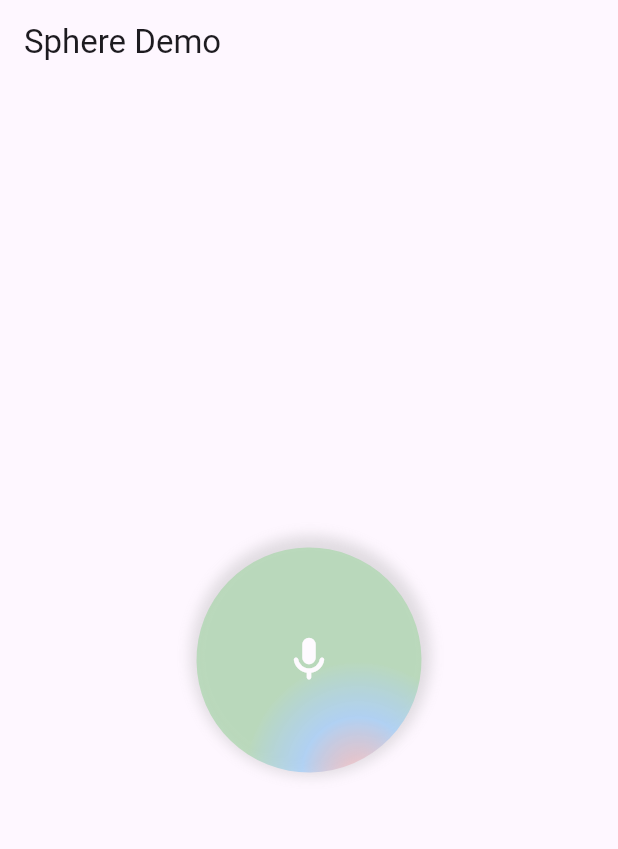
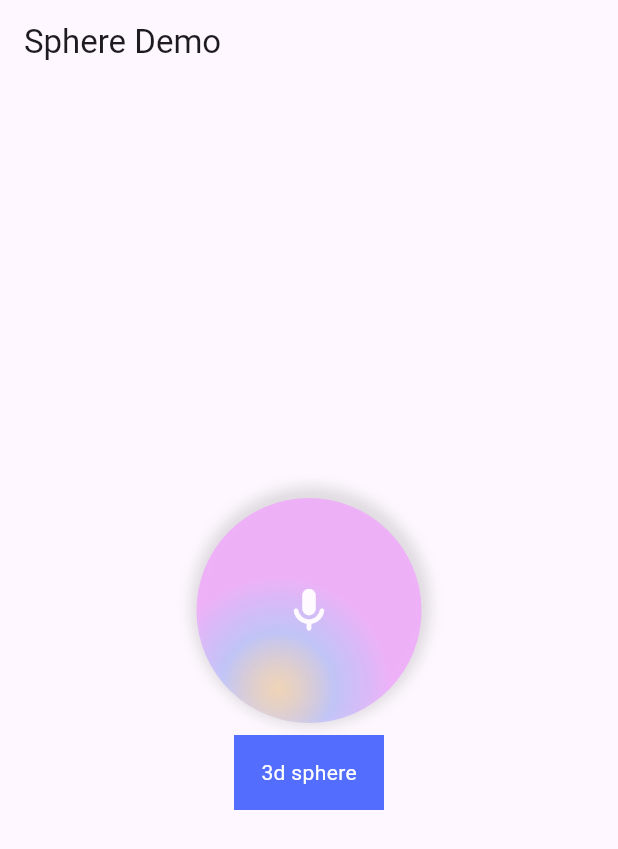
Before and after one commit to saranyad1960/March, a Flutter app: the screen it shows after launch, on a phone screen of 412 x 824 dp. Shown: the top 849 px of the screen. Run offline on Flutter 3.47's test engine with Material 3 defaults, Android fonts, the phone set to English and light mode, and no system bars; missing offline and left inert: flutter_earth_globe.

Commit message:
Implementing 3d animation sphere

```diff
--- a/lib/main.dart
+++ b/lib/main.dart
@@ -3,6 +3,10 @@ import 'dart:math';
 
 import 'package:flutter/material.dart';
 import 'dart:math' as math;
+
+import 'animated_sphere.dart';
+
+
 
 void main() {
   runApp(MyApp());
@@ -16,7 +20,10 @@ class MyApp extends StatelessWidget {
         appBar: AppBar(
           title: Text('Sphere Demo'),
         ),
-        body: Center(
+        body: Column(
+          mainAxisAlignment: MainAxisAlignment.center,
+          children: [
+            Center(
               child: SphereBall(
                 sphereActionStatus: Icon(
                   Icons.mic_rounded,
@@ -24,6 +31,8 @@ class MyApp extends StatelessWidget {
                   size: 35,
                 ),
               ),
+            ),
+          ],
         ),
       ),
     );
@@ -48,20 +57,26 @@ class _SphereBallState extends State<SphereBall> with SingleTickerProviderStateM
   ];
   int _colorIndex = 0;
   bool opacity = false;
+  late Timer _timer;
+  bool _isMounted = false;
 
   @override
   void initState() {
     super.initState();
     _controller = AnimationController(vsync: this, duration: Duration(seconds: 5))..repeat();
-    Timer.periodic(Duration(seconds: 2), (timer) {
+    _timer = Timer.periodic(Duration(seconds: 2), (timer) {
+      if (_isMounted) {
         _changeSphereColors();
         _changeLightSource();
+      }
     });
   }
 
   @override
   void dispose() {
     _controller.dispose();
+    _timer.cancel();
+    _isMounted = false;
     super.dispose();
   }
 
@@ -101,7 +116,9 @@ class _SphereBallState extends State<SphereBall> with SingleTickerProviderStateM
   @override
   Widget build(BuildContext context) {
     final size = Size.square(MediaQuery.of(context).size.shortestSide);
-    return GestureDetector(
+    return Column(
+      children: [
+        GestureDetector(
           onTap: () {
             if (_diameter == 150.0) {
               _changeSize(SizeType.Medium);
@@ -146,6 +163,27 @@ class _SphereBallState extends State<SphereBall> with SingleTickerProviderStateM
               );
             },
           ),
+        ),
+        GestureDetector(
+          onTap: (){
+            Navigator.pushReplacement(
+              context,
+              MaterialPageRoute(
+                builder: (context) => AnimatedSphereScreen(),
+              ),
+            );
+          },
+          child: Padding(
+            padding: const EdgeInsets.all(8.0),
+            child: Container(
+              height: 50,
+              width: 100,
+              color: Colors.indigoAccent,
+              child: Center(child: Text("3d sphere",style: TextStyle(color: Colors.white),)),
+            ),
+          ),
+        ),
+      ],
     );
   }
 }
--- a/pubspec.yaml
+++ b/pubspec.yaml
@@ -32,10 +32,11 @@ dependencies:
     sdk: flutter
 
 
-
   # The following adds the Cupertino Icons font to your application.
   # Use with the CupertinoIcons class for iOS style icons.
   cupertino_icons: ^1.0.2
+  flutter_earth_globe: ^1.0.2
+
 
 dev_dependencies:
   flutter_test:
@@ -53,6 +54,8 @@ dev_dependencies:
 
 # The following section is specific to Flutter packages.
 flutter:
+  assets:
+    - lib/assets/Earth-Erde.jpg
 
   # The following line ensures that the Material Icons font is
   # included with your application, so that you can use the icons in
```
Also changed, not shown: lib/animated_sphere.dart (added, +221 -0 lines), lib/assets/Earth-Erde.jpg (added), pubspec.lock. Lines whose indentation alone changed are shown as unchanged.
